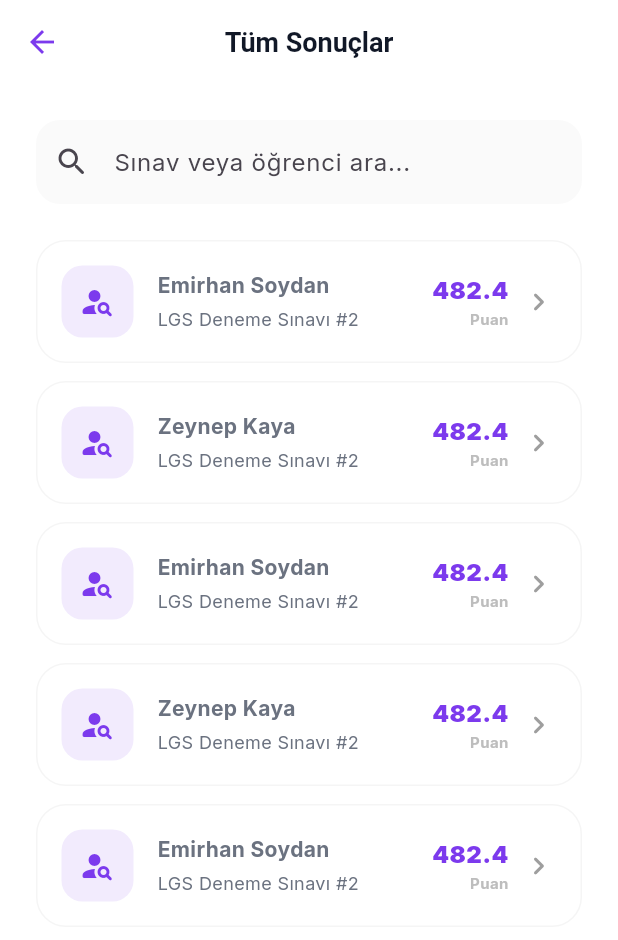
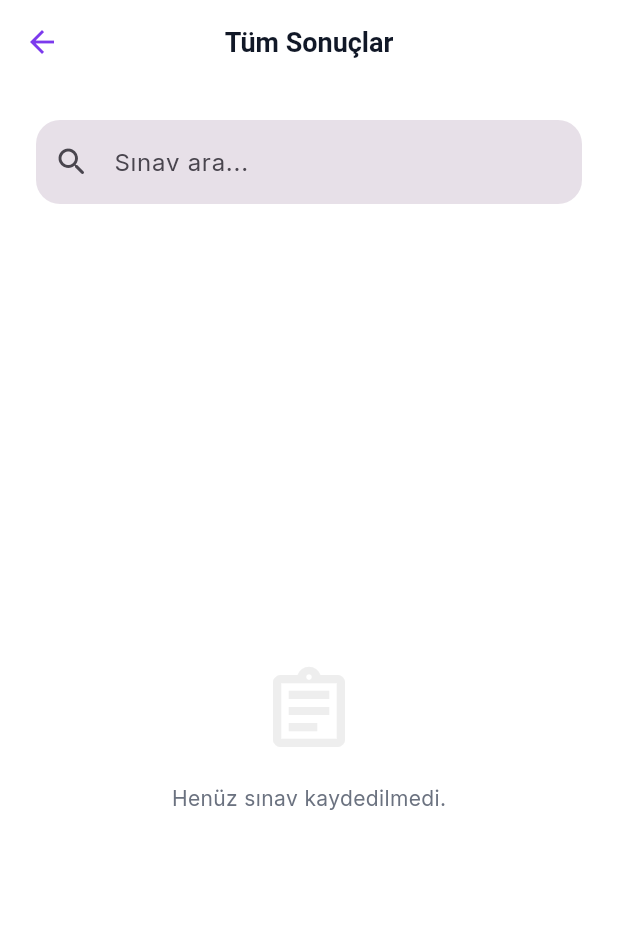
Before and after one commit to berkansonmezay/OptikOkuyucuApp, a Flutter app: the ResultsScreen screen opened directly, on a phone screen of 412 x 824 dp. Shown: the top 940 px of the screen. Run offline on Flutter 3.47's test engine with Material 3 defaults, Android fonts, the light colour scheme and no system bars; our stand-ins replace camera, fl_chart, google_fonts, shared_preferences; accounts and stored records are empty; network calls fail; statements that could not run were skipped.

Commit message:
Update Dashboard to limit exams and connect Results screen to real data

```diff
--- a/flutter_app/lib/screens/results_screen.dart
+++ b/flutter_app/lib/screens/results_screen.dart
@@ -1,9 +1,23 @@
-import 'package:flutter/material.dart';
-import '../core/app_colors.dart';
-import 'student_report_screen.dart';
+import 'package:provider/provider.dart';
+import '../providers/exam_provider.dart';
+import '../models/exam.dart';
 
-class ResultsScreen extends StatelessWidget {
+class ResultsScreen extends StatefulWidget {
   const ResultsScreen({super.key});
+
+  @override
+  State<ResultsScreen> createState() => _ResultsScreenState();
+}
+
+class _ResultsScreenState extends State<ResultsScreen> {
+  final TextEditingController _searchController = TextEditingController();
+  String _searchQuery = "";
+
+  @override
+  void dispose() {
+    _searchController.dispose();
+    super.dispose();
+  }
 
   @override
   Widget build(BuildContext context) {
@@ -26,8 +40,14 @@ class ResultsScreen extends StatelessWidget {
     return Padding(
       padding: const EdgeInsets.all(24.0),
       child: TextField(
+        controller: _searchController,
+        onChanged: (value) {
+          setState(() {
+            _searchQuery = value.toLowerCase();
+          });
+        },
         decoration: InputDecoration(
-          hintText: 'Sınav veya öğrenci ara...',
+          hintText: 'Sınav ara...',
           prefixIcon: const Icon(Icons.search_rounded),
           filled: true,
           fillColor: AppColors.background,
@@ -41,17 +61,46 @@ class ResultsScreen extends StatelessWidget {
   }
 
   Widget _buildResultsList(BuildContext context) {
+    return Consumer<ExamProvider>(
+      builder: (context, provider, child) {
+        if (provider.isLoading) {
+          return const Center(child: CircularProgressIndicator());
+        }
+
+        final filteredExams = provider.exams.where((exam) {
+          return exam.name.toLowerCase().contains(_searchQuery) ||
+              exam.type.toLowerCase().contains(_searchQuery);
+        }).toList();
+
+        if (filteredExams.isEmpty) {
+          return Center(
+            child: Column(
+              mainAxisAlignment: MainAxisAlignment.center,
+              children: [
+                Icon(Icons.assignment_outlined, size: 64, color: Colors.grey[200]),
+                const SizedBox(height: 16),
+                Text(
+                  _searchQuery.isEmpty ? 'Henüz sınav kaydedilmedi.' : 'Sınav bulunamadı.',
+                  style: const TextStyle(color: AppColors.textMuted),
+                ),
+              ],
+            ),
+          );
+        }
+
         return ListView.separated(
           padding: const EdgeInsets.symmetric(horizontal: 24),
-      itemCount: 5,
+          itemCount: filteredExams.length,
           separatorBuilder: (_, __) => const SizedBox(height: 12),
           itemBuilder: (context, index) {
-        return _buildResultCard(context, index);
+            return _buildResultCard(context, filteredExams[index]);
+          },
+        );
       },
     );
   }
 
-  Widget _buildResultCard(BuildContext context, int index) {
+  Widget _buildResultCard(BuildContext context, Exam exam) {
     return InkWell(
       onTap: () {
         Navigator.push(
@@ -65,14 +114,25 @@ class ResultsScreen extends StatelessWidget {
         decoration: BoxDecoration(
           borderRadius: BorderRadius.circular(20),
           border: Border.all(color: Colors.grey[100]!),
+          color: Colors.white,
+          boxShadow: [
+            BoxShadow(
+              color: Colors.black.withOpacity(0.02),
+              blurRadius: 10,
+              offset: const Offset(0, 4),
+            ),
+          ],
         ),
         child: Row(
           children: [
             Container(
               height: 48,
               width: 48,
-              decoration: BoxDecoration(color: AppColors.primary.withOpacity(0.1), borderRadius: BorderRadius.circular(14)),
-              child: const Icon(Icons.person_search_rounded, color: AppColors.primary),
+              decoration: BoxDecoration(
+                color: AppColors.primary.withOpacity(0.1),
+                borderRadius: BorderRadius.circular(14),
+              ),
+              child: const Icon(Icons.assessment_outlined, color: AppColors.primary),
             ),
             const SizedBox(width: 16),
             Expanded(
@@ -80,31 +140,37 @@ class ResultsScreen extends StatelessWidget {
                 crossAxisAlignment: CrossAxisAlignment.start,
                 children: [
                   Text(
-                    index % 2 == 0 ? 'Emirhan Soydan' : 'Zeynep Kaya',
+                    exam.name,
                     style: const TextStyle(fontWeight: FontWeight.bold, fontSize: 14),
                   ),
                   const SizedBox(height: 4),
+                  Row(
+                    children: [
+                      Container(
+                        padding: const EdgeInsets.symmetric(horizontal: 6, vertical: 2),
+                        decoration: BoxDecoration(
+                          color: exam.type == 'LGS' ? AppColors.green.withOpacity(0.1) : AppColors.orange.withOpacity(0.1),
+                          borderRadius: BorderRadius.circular(4),
+                        ),
+                        child: Text(
+                          exam.type,
+                          style: TextStyle(
+                            color: exam.type == 'LGS' ? AppColors.green : AppColors.orange,
+                            fontSize: 10,
+                            fontWeight: FontWeight.bold,
+                          ),
+                        ),
+                      ),
+                      const SizedBox(width: 8),
                       Text(
-                    'LGS Deneme Sınavı #2',
+                        '${exam.studentCount} Öğrenci',
                         style: TextStyle(color: AppColors.textMuted, fontSize: 12),
                       ),
                     ],
                   ),
-            ),
-            Column(
-              crossAxisAlignment: CrossAxisAlignment.end,
-              children: [
-                const Text(
-                  '482.4',
-                  style: TextStyle(fontWeight: FontWeight.w900, fontSize: 16, color: AppColors.primary),
-                ),
-                Text(
-                  'Puan',
-                  style: TextStyle(fontSize: 10, color: Colors.grey[400], fontWeight: FontWeight.bold),
-                ),
                 ],
               ),
-            const SizedBox(width: 8),
+            ),
             const Icon(Icons.chevron_right_rounded, color: Colors.grey),
           ],
         ),
```
Also changed, not shown: flutter_app/lib/screens/dashboard_screen.dart (+9 -3 lines). Lines whose indentation alone changed are shown as unchanged.
